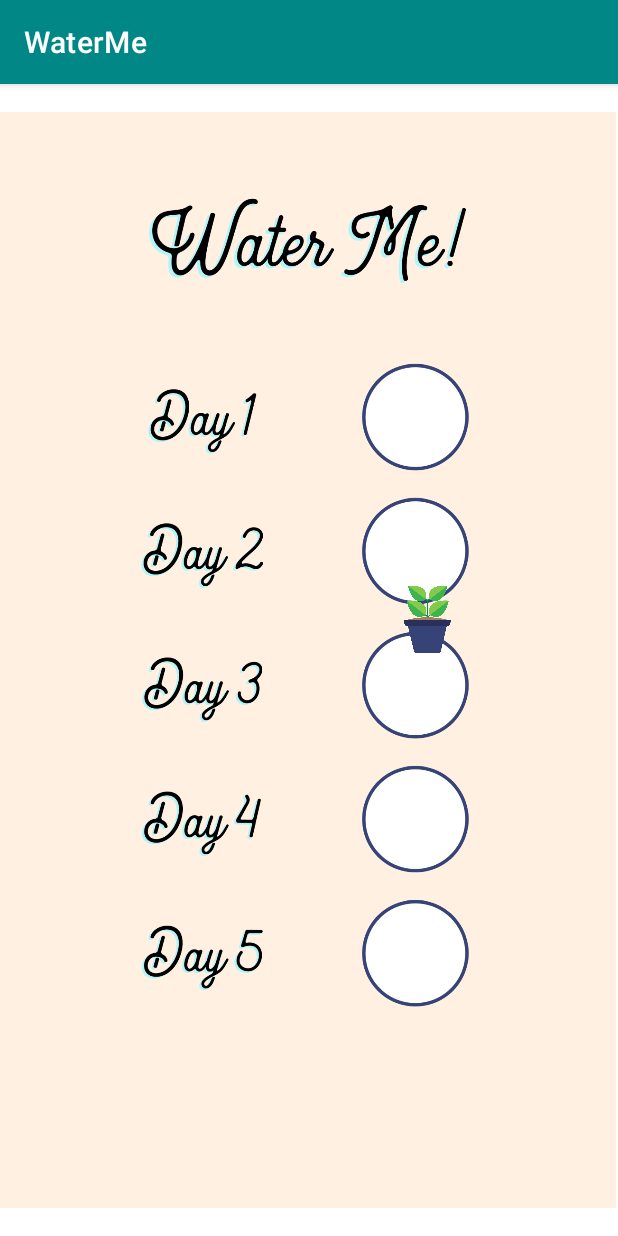
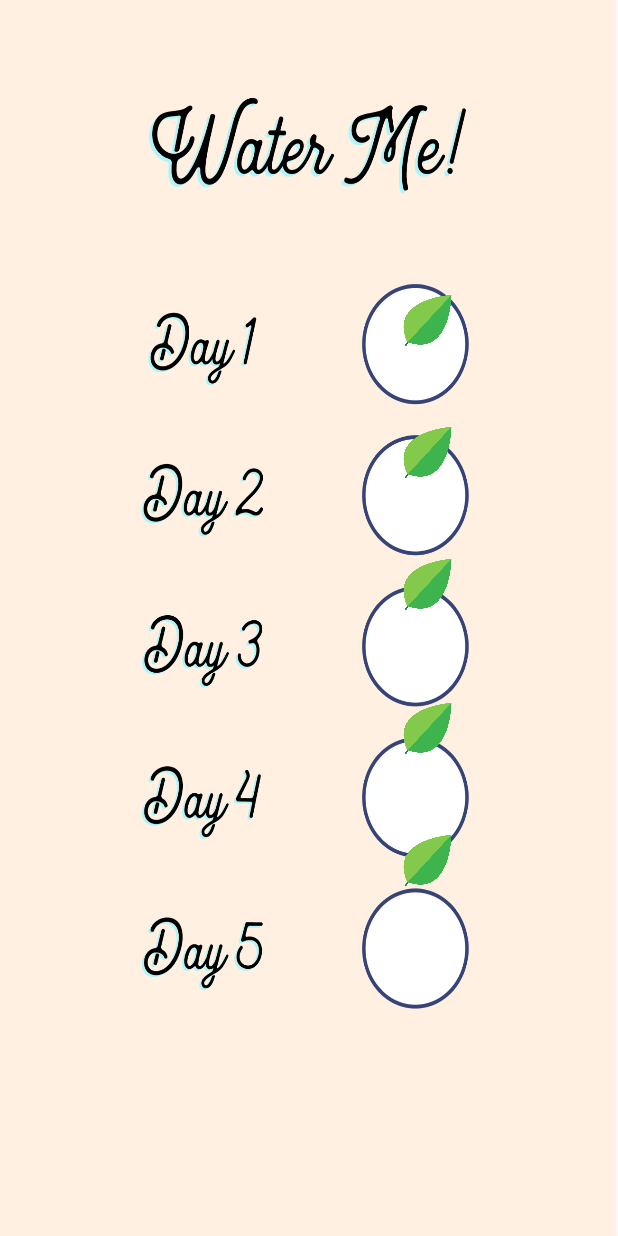
Before and after one commit to MattRelacion/WaterMe, an Android app: the WaterPlantActivity screen opened directly, with no data from a screen before it, on a phone screen of 412 x 824 dp. Run offline under Robolectric (Android 15) with nearby library versions, the phone set to English and light mode, and no system bars.

Commit message:
Main Page and Weekly Page Functionality

```diff
--- a/app/src/main/AndroidManifest.xml
+++ b/app/src/main/AndroidManifest.xml
@@ -8,7 +8,7 @@
         android:label="@string/app_name"
         android:roundIcon="@drawable/ic_launcher_foreground"
         android:supportsRtl="true"
-        android:theme="@style/Theme.WaterMe">
+        android:theme="@style/Theme.AppCompat.DayNight.NoActionBar">
 
         <activity
             android:name=".Notifications"
--- a/app/src/main/java/com/example/waterme/MainActivity.kt
+++ b/app/src/main/java/com/example/waterme/MainActivity.kt
@@ -33,6 +33,7 @@ class MainActivity : AppCompatActivity() {
     private lateinit var goToNotifyButton: Button
     private lateinit var weekProgressButton: ImageView
     private lateinit var displayImage: ImageView
+
     private var switch = false
 
     private val receiver = object: DateChangedBroadcastReceiver() {
@@ -83,7 +84,7 @@ class MainActivity : AppCompatActivity() {
         val separated = info.split("\n")
         val day = separated[1].split(" ")[1].toInt()
 
-        if(day == 1){
+        if(day == 1 || day == 0){
             displayImage.setImageResource(R.drawable.plant1)
         } else if (day == 2){
             displayImage.setImageResource(R.drawable.plant2)
@@ -92,7 +93,7 @@ class MainActivity : AppCompatActivity() {
         } else if (day == 4) {
             displayImage.setImageResource(R.drawable.plant3)
         } else {
-            displayImage.setImageResource(R.drawable.plant1)
+            displayImage.setImageResource(R.drawable.plant4)
         }
 
         val initialized = readFromFile(filename)
@@ -109,11 +110,11 @@ class MainActivity : AppCompatActivity() {
             val updatedDayCounter = separated[0] + "\n" + (sips + 1) + " "+ (day)
             writeToFile(updatedDayCounter)
             if (sips >= sipInDay && switch == false){
-                if(day.toInt() == 0){
+                if(day == 1){
                     displayImage.setImageResource(R.drawable.plant2)
-                } else if (day.toInt() == 1){
+                } else if (day == 2){
                     displayImage.setImageResource(R.drawable.plant3)
-                } else {
+                } else if (day >= 3){
                     displayImage.setImageResource(R.drawable.plant4)
                 }
                 switch = true
--- a/app/src/main/java/com/example/waterme/WaterPlantActivity.kt
+++ b/app/src/main/java/com/example/waterme/WaterPlantActivity.kt
@@ -12,6 +12,8 @@ import android.view.WindowManager
 import androidx.lifecycle.ViewModel
 import org.w3c.dom.Text
 import android.content.Intent
+import android.util.Log
+import android.widget.ImageView
 import java.sql.DataTruncation
 import java.text.SimpleDateFormat
 import java.util.*
@@ -23,9 +25,59 @@ class WaterPlantActivity: AppCompatActivity() {
 
     private val plantImages = arrayOf("plant1", "plant2", "plant3", "plant4")
 
+    private lateinit var dayOne: ImageView
+    private lateinit var dayTwo: ImageView
+    private lateinit var dayThree: ImageView
+    private lateinit var dayFour: ImageView
+    private lateinit var dayFive: ImageView
+
+
     override fun onCreate(savedInstanceState: Bundle?) {
         super.onCreate(savedInstanceState)
         setContentView(R.layout.activity_waterplant_activity)
+
+        dayOne = findViewById(R.id.dayOne)
+        dayTwo = findViewById(R.id.dayTwo)
+        dayThree = findViewById(R.id.dayThree)
+        dayFour = findViewById(R.id.dayFour)
+        dayFive = findViewById(R.id.dayFive)
+
+        var info = readFromFile(filename)
+        val separated = info.split("\n")
+        val day = separated[1].split(" ")[1].toInt()
+
+        if (day == 1){
+            dayOne.visibility = View.VISIBLE
+            dayTwo.visibility = View.INVISIBLE
+            dayThree.visibility = View.INVISIBLE
+            dayFour.visibility = View.INVISIBLE
+            dayFive.visibility = View.INVISIBLE
+        } else if (day == 2){
+            dayOne.visibility = View.VISIBLE
+            dayTwo.visibility = View.VISIBLE
+            dayThree.visibility = View.INVISIBLE
+            dayFour.visibility = View.INVISIBLE
+            dayFive.visibility = View.INVISIBLE
+        } else if (day == 3){
+            dayOne.visibility = View.VISIBLE
+            dayTwo.visibility = View.VISIBLE
+            dayThree.visibility = View.VISIBLE
+            dayFour.visibility = View.INVISIBLE
+            dayFive.visibility = View.INVISIBLE
+        } else if (day == 4) {
+            dayOne.visibility = View.VISIBLE
+            dayTwo.visibility = View.VISIBLE
+            dayThree.visibility = View.VISIBLE
+            dayFour.visibility = View.VISIBLE
+            dayFive.visibility = View.INVISIBLE
+        } else {
+            dayOne.visibility = View.VISIBLE
+            dayTwo.visibility = View.VISIBLE
+            dayThree.visibility = View.VISIBLE
+            dayFour.visibility = View.VISIBLE
+            dayFive.visibility = View.VISIBLE
+        }
+
     }
 
     private fun readFromFile(filename: String): String {
--- a/app/src/main/res/layout/activity_main.xml
+++ b/app/src/main/res/layout/activity_main.xml
@@ -7,7 +7,7 @@
     tools:context=".MainActivity">
 
     <ImageView
-        android:id="@+id/background_image"
+        android:id="@+id/background"
         android:layout_width="fill_parent"
         android:layout_height="fill_parent"
         android:scaleType="centerCrop"
@@ -38,8 +38,8 @@
         android:layout_width="200dp"
         android:layout_height="300dp"
         android:layout_below="@id/waterButton"
-        android:layout_marginLeft="97dp"
-        android:layout_marginTop="34dp"
+        android:layout_marginLeft="100dp"
+        android:layout_marginTop="60dp"
         android:scaleType="fitCenter"
         android:src="@drawable/plant4" />
 
@@ -61,7 +61,6 @@
             android:text="@string/button" />
 
 
-
     </LinearLayout>
 
 
--- a/app/src/main/res/layout/activity_splash_screen.xml
+++ b/app/src/main/res/layout/activity_splash_screen.xml
@@ -7,6 +7,7 @@
     tools:context=".SplashScreen">
 
     <ImageView
+        android:scaleType="fitXY"
         android:id="@+id/imageView"
         android:layout_width="wrap_content"
         android:layout_height="wrap_content"
--- a/app/src/main/res/layout/activity_waterplant_activity.xml
+++ b/app/src/main/res/layout/activity_waterplant_activity.xml
@@ -7,28 +7,83 @@
 
     <ImageView
         android:id="@+id/weekProgress"
+        android:scaleType="fitXY"
         android:layout_width="wrap_content"
         android:layout_height="wrap_content"
-        android:contentDescription="Weekly Report"
+        android:contentDescription="Weekly Report Background Image"
+        android:visibility="visible"
         app:layout_constraintStart_toStartOf="parent"
         app:layout_constraintTop_toTopOf="parent"
         app:srcCompat="@drawable/weeklyprogress" />
 
-    <RelativeLayout
-        android:layout_width="match_parent"
-        android:layout_height="match_parent"
-        tools:context=".MainActivity">
+    <ImageView
+        android:id="@+id/dayTwo"
+        android:layout_width="70dp"
+        android:layout_height="107dp"
+        android:layout_alignParentEnd="true"
+        android:layout_marginTop="248dp"
+        android:layout_marginEnd="92dp"
+        android:contentDescription="Day 1 Leaf"
+        android:visibility="visible"
+        app:layout_constraintEnd_toEndOf="parent"
+        app:layout_constraintTop_toTopOf="parent"
+        app:srcCompat="@drawable/leaf"
+        tools:ignore="ImageContrastCheck" />
 
-        <ImageView
-            android:id="@+id/imageView2"
-            android:layout_width="63dp"
-            android:layout_height="97dp"
-            android:layout_alignParentEnd="true"
-            android:layout_marginTop="300dp"
-            android:layout_marginEnd="95dp"
-            app:layout_constraintEnd_toEndOf="parent"
-            app:layout_constraintTop_toTopOf="parent"
-            app:srcCompat="@drawable/plant2" />
+    <ImageView
+        android:id="@+id/dayOne"
+        android:layout_width="70dp"
+        android:layout_height="107dp"
+        android:layout_alignParentEnd="true"
+        android:layout_marginTop="160dp"
+        android:layout_marginEnd="92dp"
+        android:contentDescription="Day 2 Leaf"
+        android:visibility="visible"
+        app:layout_constraintEnd_toEndOf="parent"
+        app:layout_constraintTop_toTopOf="parent"
+        app:srcCompat="@drawable/leaf"
+        tools:ignore="ImageContrastCheck" />
 
-    </RelativeLayout>
+    <ImageView
+        android:id="@+id/dayFive"
+        android:layout_width="70dp"
+        android:layout_height="107dp"
+        android:layout_alignParentEnd="true"
+        android:layout_marginTop="520dp"
+        android:layout_marginEnd="92dp"
+        android:contentDescription="Day 3 Leaf"
+        android:visibility="visible"
+        app:layout_constraintEnd_toEndOf="parent"
+        app:layout_constraintTop_toTopOf="parent"
+        app:srcCompat="@drawable/leaf"
+        tools:ignore="ImageContrastCheck" />
+
+    <ImageView
+        android:id="@+id/dayFour"
+        android:layout_width="70dp"
+        android:layout_height="107dp"
+        android:layout_alignParentEnd="true"
+        android:layout_marginTop="432dp"
+        android:layout_marginEnd="92dp"
+        android:contentDescription="Day 4 Leaf"
+        android:visibility="visible"
+        app:layout_constraintEnd_toEndOf="parent"
+        app:layout_constraintTop_toTopOf="parent"
+        app:srcCompat="@drawable/leaf"
+        tools:ignore="ImageContrastCheck" />
+
+    <ImageView
+        android:id="@+id/dayThree"
+        android:layout_width="70dp"
+        android:layout_height="107dp"
+        android:layout_alignParentEnd="true"
+        android:layout_marginTop="336dp"
+        android:layout_marginEnd="92dp"
+        android:contentDescription="Day 5 Leaf"
+        android:visibility="visible"
+        app:layout_constraintEnd_toEndOf="parent"
+        app:layout_constraintTop_toTopOf="parent"
+        app:srcCompat="@drawable/leaf"
+        tools:ignore="ImageContrastCheck" />
+
 </androidx.constraintlayout.widget.ConstraintLayout>
```
Also changed, not shown: app/src/main/res/drawable-v24/background.png (deleted), app/src/main/res/drawable/background.png (added), app/src/main/res/drawable/leaf.png (added).
